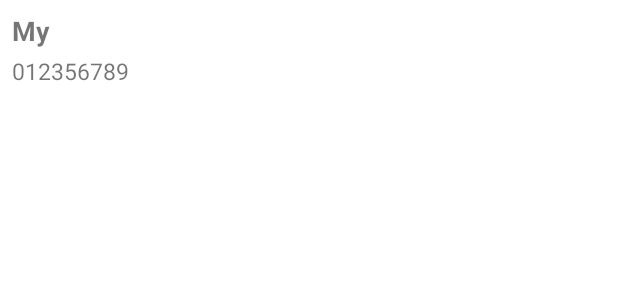
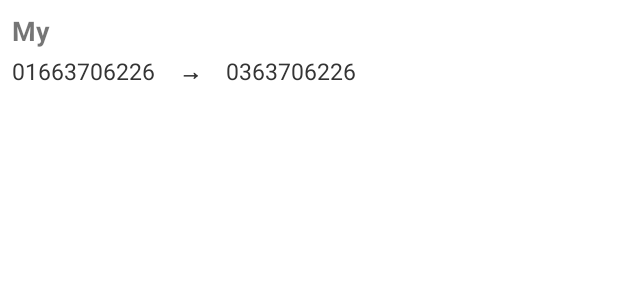
Before and after one commit to dinhlamvn/capnhatdanhba, an Android app: the layout contact_item_view.xml on its own in the app's theme, with its tools: preview values and no code run, on a phone screen of 412 x 824 dp. Shown: the top 300 px of the screen. Run offline under Robolectric (Android 15) with nearby library versions, the phone set to English and light mode, and no system bars.

Commit message:
update load invalid phone number and update it

```diff
--- /dev/null
+++ b/ContactUtilities/app/src/main/java/android/vn/lcd/data/ContactUpdateInfo.kt
@@ -0,0 +1,6 @@
+package android.vn.lcd.data
+
+data class ContactUpdateInfo(
+    val contactInfo: ContactInfo,
+    val newPhoneNumber: String = ""
+)
--- a/ContactUtilities/app/src/main/java/android/vn/lcd/extensions/PhoneNumberExtension.kt
+++ b/ContactUtilities/app/src/main/java/android/vn/lcd/extensions/PhoneNumberExtension.kt
@@ -55,6 +55,8 @@ fun String.mapToNewPhoneNumber(): String {
     return ""
 }
 
+fun String.isInvalidHeadNumber() = mapToNewPhoneNumber().isNotEmpty()
+
 fun String.hasNotAnySpace() = this.replace(" ", "", ignoreCase = true)
 
 private fun mapToNew(phoneNumber: String, oldNumber: String, newNumber: String): String {
--- a/ContactUtilities/app/src/main/java/android/vn/lcd/ui/listcontact/ListContactFragment.kt
+++ b/ContactUtilities/app/src/main/java/android/vn/lcd/ui/listcontact/ListContactFragment.kt
@@ -62,10 +62,6 @@ class ListContactFragment : BaseFragment() {
         listContactViewModel.updateContact()
     }
 
-    fun loadDulicateContact() {
-        listContactViewModel.loadDulicatesContact()
-    }
-
     fun loadListContact() {
         listContactViewModel.loadContactList()
     }
--- a/ContactUtilities/app/src/main/res/layout/contact_item_view.xml
+++ b/ContactUtilities/app/src/main/res/layout/contact_item_view.xml
@@ -31,6 +31,40 @@
         android:layout_marginBottom="8dp"
         android:textSize="15sp"
         android:textStyle="normal"
-        tools:text="012356789"/>
+        android:textColor="@color/textColor"
+        tools:text="01663706226"/>
+
+    <TextView
+        android:id="@+id/tvArrow"
+        android:layout_width="wrap_content"
+        android:layout_height="wrap_content"
+        app:layout_constraintStart_toEndOf="@id/tvPhoneNumber"
+        app:layout_constraintTop_toBottomOf="@+id/tvDisplayName"
+        app:layout_constraintBottom_toBottomOf="parent"
+        android:paddingStart="8dp"
+        android:paddingEnd="8dp"
+        android:layout_marginTop="4dp"
+        android:layout_marginBottom="8dp"
+        android:textSize="15sp"
+        android:textStyle="bold"
+        android:text="@string/arrow"
+        android:textColor="@color/textColor"
+        tools:text="→"/>
+
+    <TextView
+        android:id="@+id/tvNewPhoneNumber"
+        android:layout_width="wrap_content"
+        android:layout_height="wrap_content"
+        app:layout_constraintStart_toEndOf="@id/tvArrow"
+        app:layout_constraintTop_toBottomOf="@+id/tvDisplayName"
+        app:layout_constraintBottom_toBottomOf="parent"
+        android:paddingStart="8dp"
+        android:paddingEnd="8dp"
+        android:layout_marginTop="4dp"
+        android:layout_marginBottom="8dp"
+        android:textSize="15sp"
+        android:textStyle="normal"
+        android:textColor="@color/textColor"
+        tools:text="0363706226"/>
 
 </androidx.constraintlayout.widget.ConstraintLayout>
--- a/ContactUtilities/app/src/main/res/layout/fragment_list_contact.xml
+++ b/ContactUtilities/app/src/main/res/layout/fragment_list_contact.xml
@@ -1,6 +1,5 @@
 <?xml version="1.0" encoding="utf-8"?>
 <androidx.constraintlayout.widget.ConstraintLayout xmlns:android="http://schemas.android.com/apk/res/android"
-    xmlns:tools="http://schemas.android.com/tools"
     android:layout_width="match_parent"
     android:layout_height="match_parent"
     xmlns:app="http://schemas.android.com/apk/res-auto">
--- a/ContactUtilities/app/src/main/res/values/colors.xml
+++ b/ContactUtilities/app/src/main/res/values/colors.xml
@@ -6,4 +6,5 @@
     <color name="Red">#ff0000</color>
     <color name="White">#ffffff</color>
     <color name="Blue">#0000ff</color>
+    <color name="textColor">#343434</color>
 </resources>
--- a/ContactUtilities/app/src/main/res/values/strings.xml
+++ b/ContactUtilities/app/src/main/res/values/strings.xml
@@ -31,6 +31,7 @@
     <string name="option_3"><u>Đổi đầu số</u></string>
     <string name="text_descript">⇨</string>
     <string name="text_develop_by">Phát triển bởi Adomino</string>
+    <string name="arrow">→</string>
 
 
     <!--Phone number start phone array-->
```
Also changed, not shown: ContactUtilities/app/src/main/java/android/vn/lcd/extensions/StringExtension.kt (added, +42 -0 lines), ContactUtilities/app/src/main/java/android/vn/lcd/helper/ContactHelper.kt (+10 -10 lines), ContactUtilities/app/src/main/java/android/vn/lcd/ui/listcontact/ListContactAdapter.kt (+17 -10 lines), ContactUtilities/app/src/main/java/android/vn/lcd/ui/listcontact/ListContactViewModel.kt (+10 -8 lines), ContactUtilities/app/src/main/java/android/vn/lcd/ui/listduplicate/ListDuplicateContactViewModel.kt (+17 -17 lines), 1 other file.
